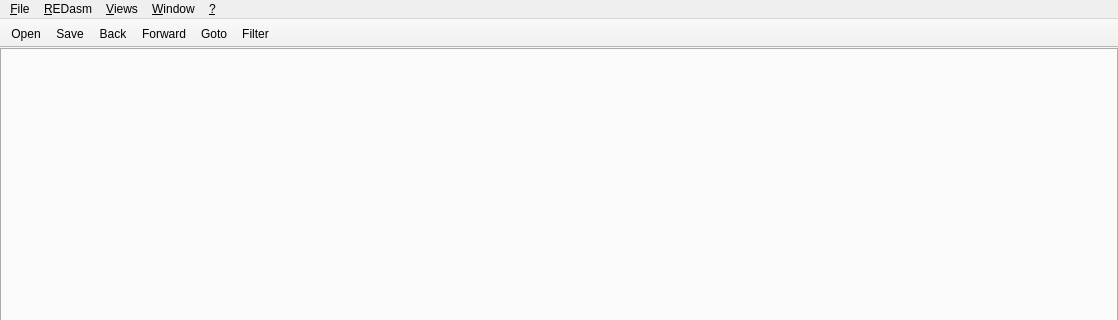
Qt form mainwindow.ui (REDasmOrg/REDasm) before a commit; both pictures show x 0 to 1118 and y 0 to 320 of the 1118 by 661 pixel window.
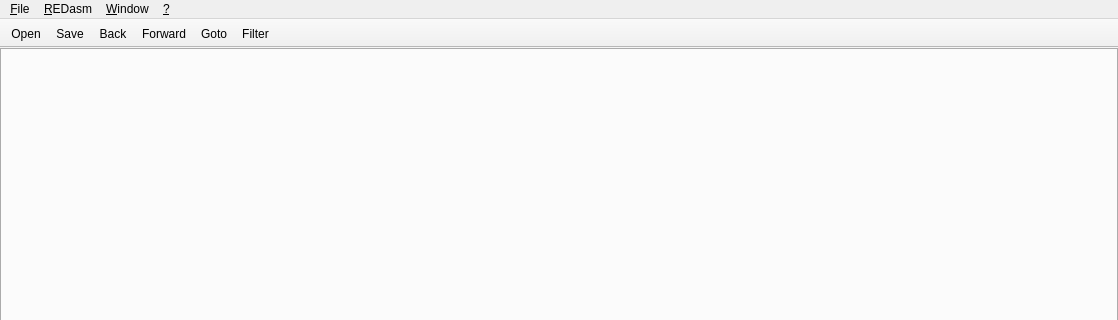
The same form after that commit. Icons and pictures are not drawn. Custom widgets are drawn as their Qt base class.

Commit message: Removed "Views" menu, fixed signal connection

The edit to the form file:
```diff
--- a/mainwindow.ui
+++ b/mainwindow.ui
@@ -84,12 +84,6 @@
     <property name="title">
      <string>&amp;Window</string>
     </property>
-    <addaction name="action_Reset_Layout"/>
-   </widget>
-   <widget class="QMenu" name="menu_Views">
-    <property name="title">
-     <string>&amp;Views</string>
-    </property>
     <addaction name="action_Listing"/>
     <addaction name="action_Segments"/>
     <addaction name="action_Functions"/>
@@ -117,7 +111,6 @@
    </widget>
    <addaction name="menu_File"/>
    <addaction name="menu_REDasm"/>
-   <addaction name="menu_Views"/>
    <addaction name="menu_Window"/>
    <addaction name="menu"/>
   </widget>
```
Left out of the diff: 2 changed lines with no effect on the pictures. The commit also changes 2 other files.
